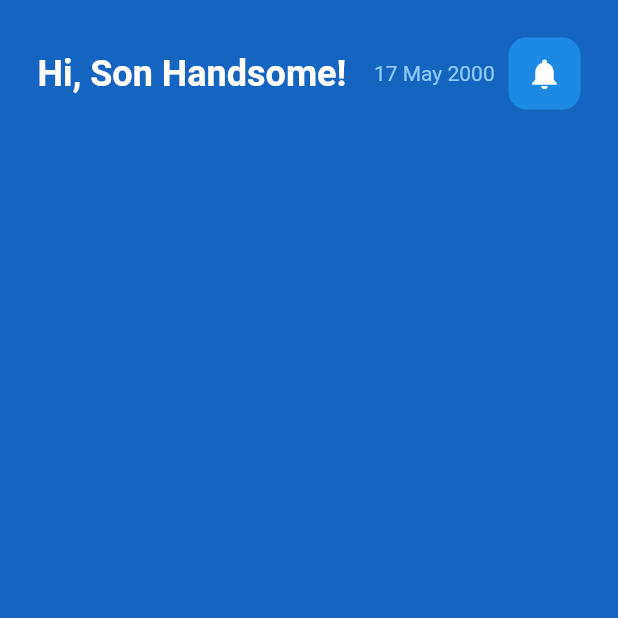
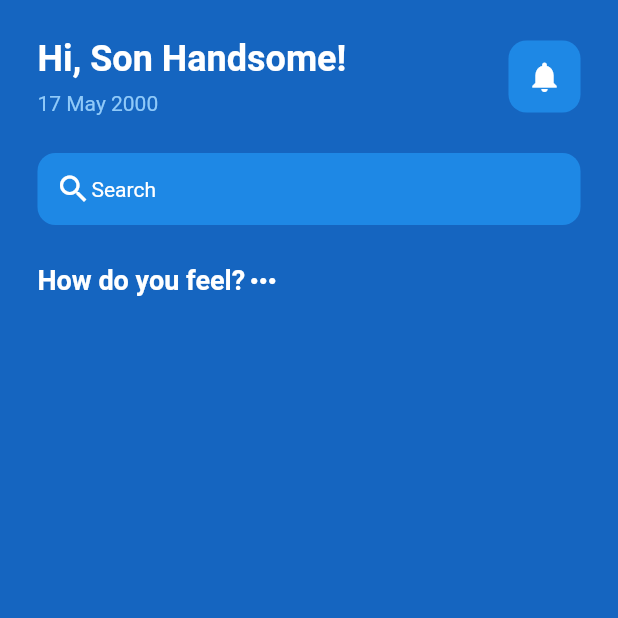
Before and after one commit to soncodekhongbug/flutter-ui, a Flutter app: the screen it shows after launch, on a phone screen of 412 x 824 dp, the top half of it. Run offline on Flutter 3.47's test engine with Material 2 defaults, Android fonts, the phone set to English and light mode, and no system bars.

Commit message:
sontc - create UI

```diff
--- a/grapui/lib/page/home_page.dart
+++ b/grapui/lib/page/home_page.dart
@@ -20,6 +20,9 @@
             Row(
               mainAxisAlignment: MainAxisAlignment.spaceBetween,
               children: [
+              Column(
+                crossAxisAlignment: CrossAxisAlignment.start,
+                children: [
                   const Text(
                     "Hi, Son Handsome!",
                     style: TextStyle(
@@ -28,7 +31,7 @@
                         fontWeight: FontWeight.bold
                     ),
                   ),
-              SizedBox(
+                  const SizedBox(
                     height: 8,
                   ),
                   Text(
@@ -36,6 +39,8 @@
                     style: TextStyle(
                         color: Colors.blue[200]
                     ),
+                  ),
+                ],
               ),
               Container(
                 decoration: BoxDecoration(
@@ -48,8 +53,55 @@
                   color: Colors.white,
                 ),
               )
-            ],)
-          ],),
+            ],
+            ),
+              const SizedBox(
+                height: 25,
+              ),
+              Container(
+                decoration: BoxDecoration(
+                  color: Colors.blue[600],
+                  borderRadius: BorderRadius.circular(12)
+                ),
+                padding: const EdgeInsets.all(12),
+                child: Row(
+                  children: const [
+                    Icon(
+                      Icons.search,
+                      color: Colors.white,
+                    ),
+                    Text(
+                        'Search',
+                      style: TextStyle(
+                        color: Colors.white
+                      ),
+                    )
+                  ],
+                )
+              ),
+              const SizedBox(
+                height: 25,
+              ),
+
+              Row(
+                children: const [
+                  Text(
+                      'How do you feel?',
+                    style: TextStyle(
+                      color: Colors.white,
+                      fontSize: 18,
+                      fontWeight: FontWeight.bold
+                    ),
+                  ),
+                  Icon(
+                      Icons.more_horiz,
+                    color: Colors.white,
+                  )
+                ],
+              )
+
+          ],
+          ),
         ),
       ),
     );
```
Lines whose indentation alone changed are shown as unchanged.
